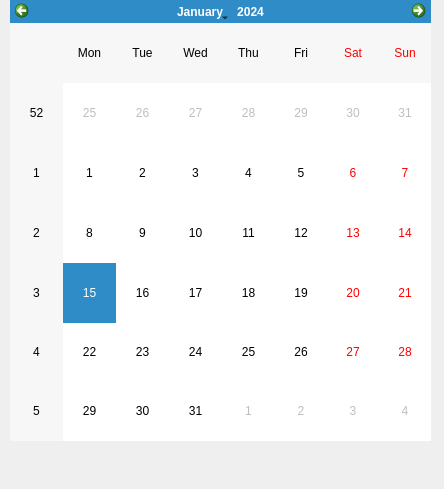
This is calendar_type.ui in interestingLSY/DDL-Firewall as Qt 5 draws it before an edit. The edited form follows.
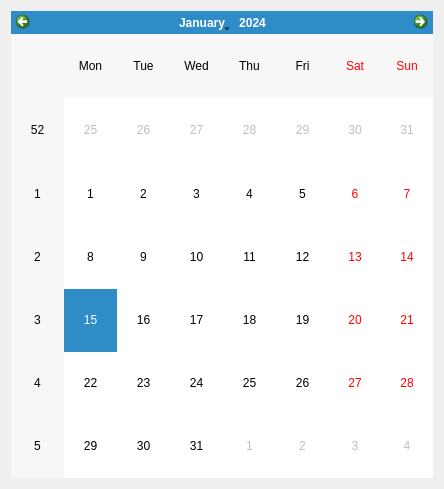
This is the edited form.

Diff of the .ui file:
```diff
--- a/calendar_type.ui
+++ b/calendar_type.ui
@@ -13,15 +13,8 @@
   <property name="windowTitle">
    <string>Form</string>
   </property>
-  <widget class="QWidget" name="verticalLayoutWidget">
-   <property name="geometry">
-    <rect>
-     <x>10</x>
-     <y>0</y>
-     <width>421</width>
-     <height>441</height>
-    </rect>
-   </property>
+  <layout class="QGridLayout" name="gridLayout">
+   <item row="0" column="0">
    <layout class="QVBoxLayout" name="verticalLayout">
     <item>
      <widget class="QCalendarWidget" name="calendarWidget">
@@ -31,7 +24,8 @@
      </widget>
     </item>
    </layout>
-  </widget>
+   </item>
+  </layout>
  </widget>
  <resources/>
  <connections/>
```
Lines whose indentation alone changed are shown as unchanged.
